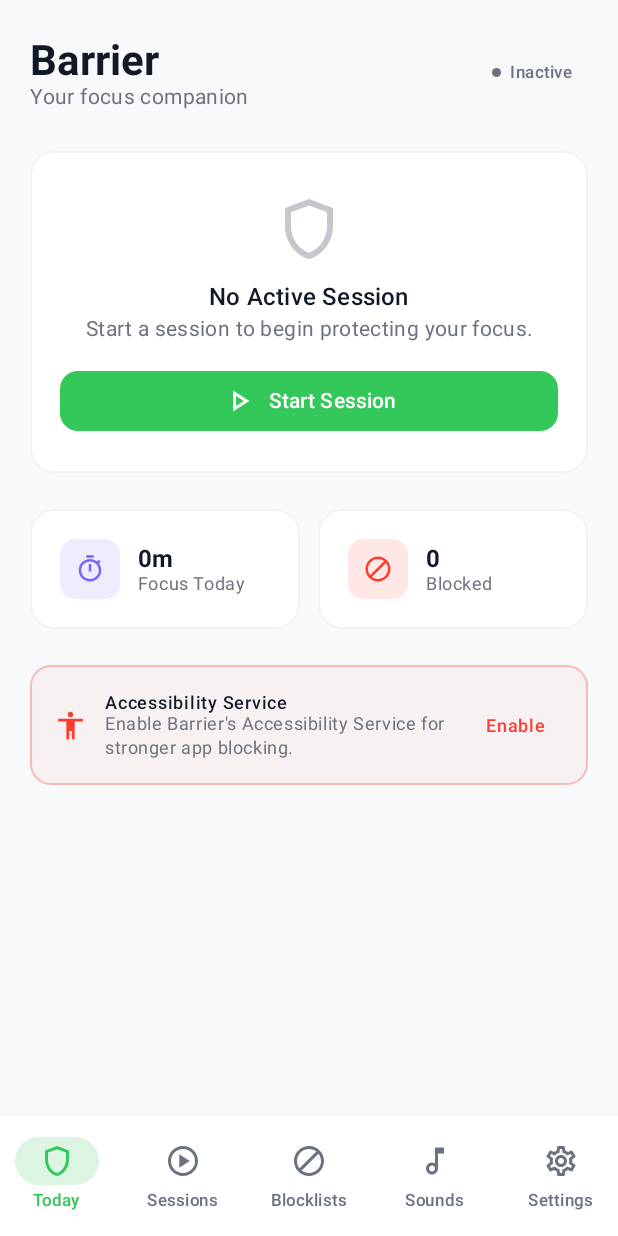
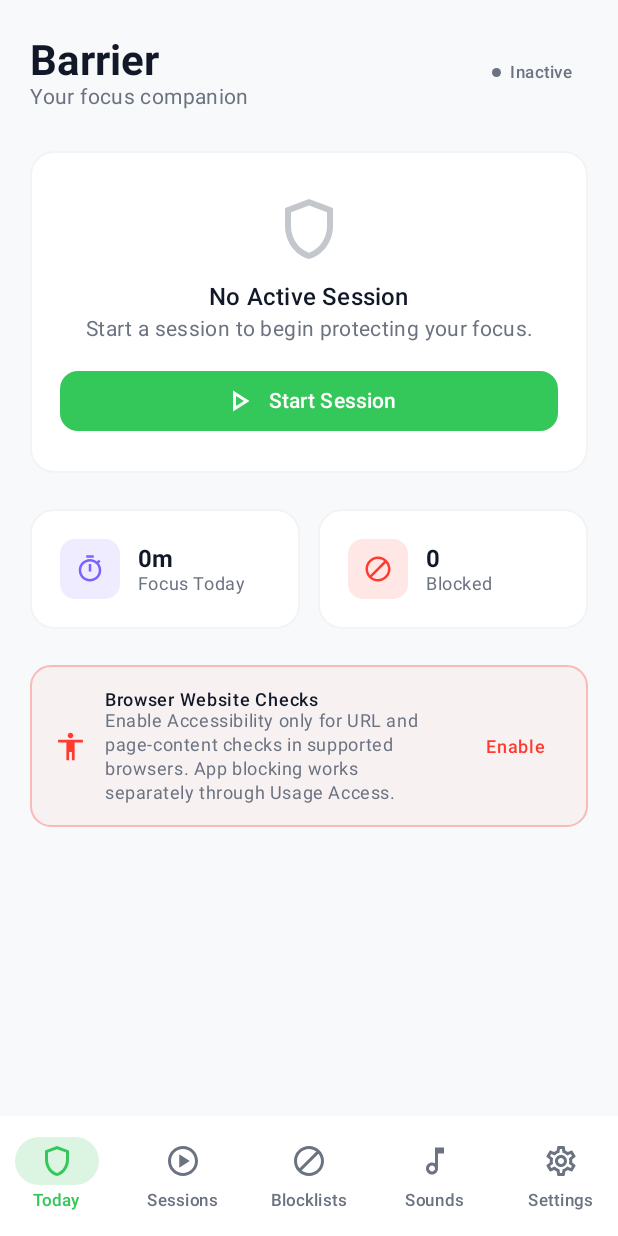
Before and after one commit to sameerahammedat-spec/Barrier, an Android app built with Jetpack Compose: the screen it shows after launch (MainActivity), on a phone screen of 412 x 824 dp. Run offline under Robolectric (Android 15) with nearby library versions, the phone set to English and light mode, and no system bars; our stand-ins replace Dagger/Hilt's generated code, Room's generated code.

Commit message:
Clarify browser-only accessibility permission on Today screen

```diff
--- a/app/src/main/java/com/rushgames/barrier/ui/screens/today/TodayScreen.kt
+++ b/app/src/main/java/com/rushgames/barrier/ui/screens/today/TodayScreen.kt
@@ -135,8 +135,8 @@ fun TodayScreen(
         if (!uiState.hasAccessibilityPermission) {
             PermissionWarningCard(
                 icon = Icons.Outlined.Accessibility,
-                title = "Accessibility Service",
-                description = "Enable Barrier's Accessibility Service for stronger app blocking.",
+                title = "Browser Website Checks",
+                description = "Enable Accessibility only for URL and page-content checks in supported browsers. App blocking works separately through Usage Access.",
                 actionLabel = "Enable",
                 onClick = onNavigatePermissions
             )
```
